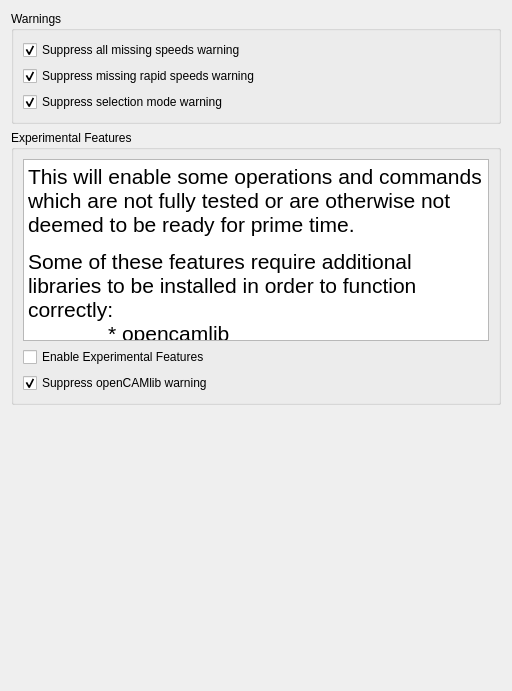
southseact-3d/fcd, file src/Mod/Path/Gui/Resources/preferences/Advanced.ui: the form before one commit.
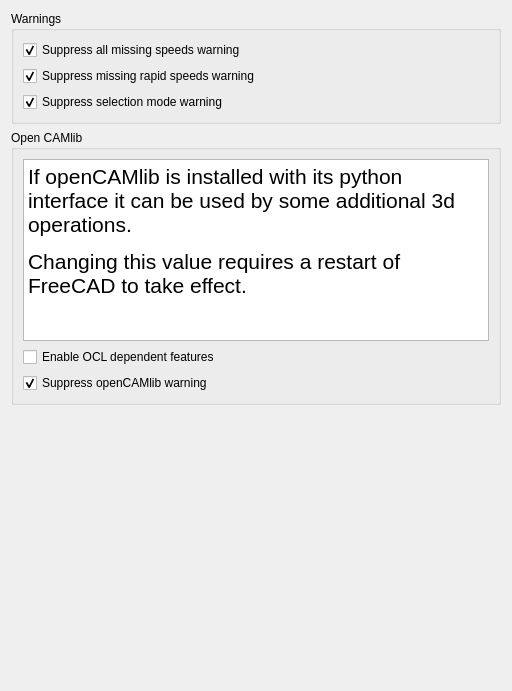
The form after the commit. Custom widgets are drawn as their Qt base class.

Commit message: Split OCL and experimental features to allow enabling independently.

What changed in the file:
```diff
--- a/src/Mod/Path/Gui/Resources/preferences/Advanced.ui
+++ b/src/Mod/Path/Gui/Resources/preferences/Advanced.ui
@@ -89,7 +89,7 @@
       </sizepolicy>
      </property>
      <property name="title">
-      <string>Experimental Features</string>
+      <string>Open CAMlib</string>
      </property>
      <layout class="QVBoxLayout" name="verticalLayout_2">
       <item>
@@ -117,16 +117,15 @@
 &lt;html&gt;&lt;head&gt;&lt;meta name=&quot;qrichtext&quot; content=&quot;1&quot; /&gt;&lt;style type=&quot;text/css&quot;&gt;
 p, li { white-space: pre-wrap; }
 &lt;/style&gt;&lt;/head&gt;&lt;body style=&quot; font-family:'Sans'; font-size:16pt; font-weight:400; font-style:normal;&quot;&gt;
-&lt;p style=&quot; margin-top:12px; margin-bottom:12px; margin-left:0px; margin-right:0px; -qt-block-indent:0; text-indent:0px;&quot;&gt;This will enable some operations and commands which are not fully tested or are otherwise not deemed to be ready for prime time.&lt;/p&gt;
-&lt;p style=&quot; margin-top:12px; margin-bottom:12px; margin-left:0px; margin-right:0px; -qt-block-indent:0; text-indent:0px;&quot;&gt;Some of these features require additional libraries to be installed in order to function correctly:&lt;br /&gt;	* opencamlib&lt;br /&gt;	* asciidoctor&lt;/p&gt;
-&lt;p style=&quot; margin-top:12px; margin-bottom:12px; margin-left:0px; margin-right:0px; -qt-block-indent:0; text-indent:0px;&quot;&gt;While enabling these features has no impact on the functionality of other features and operations but might have an impact on the stability of FreeCAD itself.&lt;/p&gt;&lt;/body&gt;&lt;/html&gt;</string>
+&lt;p style=&quot; margin-top:12px; margin-bottom:12px; margin-left:0px; margin-right:0px; -qt-block-indent:0; text-indent:0px;&quot;&gt;If openCAMlib is installed with its python interface it can be used by some additional 3d operations.&lt;/p&gt;
+&lt;p style=&quot; margin-top:12px; margin-bottom:12px; margin-left:0px; margin-right:0px; -qt-block-indent:0; text-indent:0px;&quot;&gt;Changing this value requires a restart of FreeCAD to take effect.&lt;/p&gt;&lt;/body&gt;&lt;/html&gt;</string>
         </property>
        </widget>
       </item>
       <item>
-       <widget class="Gui::PrefCheckBox" name="EnableExperimentalFeatures">
+       <widget class="Gui::PrefCheckBox" name="EnableAdvancedOCLFeatures">
         <property name="text">
-         <string>Enable Experimental Features</string>
+         <string>Enable OCL dependent features</string>
         </property>
         <property name="prefEntry" stdset="0">
          <cstring>EnableExperimentalFeatures</cstring>
```
Left out of the diff: 2 changed lines with no effect on the pictures. Lines whose indentation alone changed are shown as unchanged. The commit also changes 3 other files.
